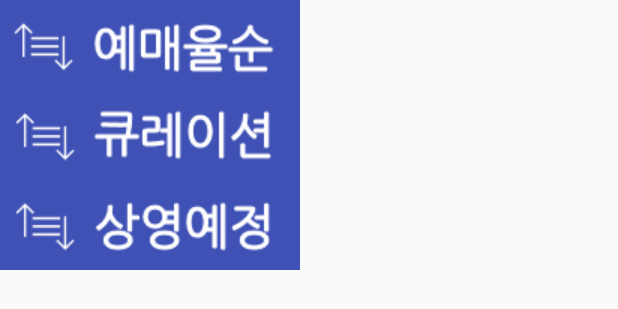
After one commit to YunByungKwan/movieapp, an Android app: the layout menu_list.xml on its own in the app's theme, with its tools: preview values and no code run, on a phone screen of 412 x 824 dp. The commit adds this screen. Shown: the top 309 px of the screen. Run offline under Robolectric (Android 15) with nearby library versions, the phone set to English and light mode, and no system bars.

Commit message:
feat: chapter8

```diff
--- a/app/build.gradle
+++ b/app/build.gradle
@@ -6,7 +6,7 @@ android {
     buildToolsVersion "29.0.2"
     defaultConfig {
         applicationId "ybk.org.movieapp"
-        minSdkVersion 23
+        minSdkVersion 24
         targetSdkVersion 29
         versionCode 1
         versionName "1.0"
--- /dev/null
+++ b/app/src/main/res/layout/menu_list.xml
@@ -0,0 +1,35 @@
+<?xml version="1.0" encoding="utf-8"?>
+<androidx.constraintlayout.widget.ConstraintLayout
+    xmlns:android="http://schemas.android.com/apk/res/android"
+    xmlns:app="http://schemas.android.com/apk/res-auto"
+    xmlns:tools="http://schemas.android.com/tools"
+    android:layout_width="wrap_content"
+    android:layout_height="wrap_content"
+    android:background="@color/colorPrimary">
+
+    <ImageView
+        android:id="@+id/iv_order_1"
+        android:layout_width="wrap_content"
+        android:layout_height="wrap_content"
+        android:src="@drawable/order11"
+        app:layout_constraintStart_toStartOf="parent"
+        app:layout_constraintTop_toTopOf="parent" />
+
+    <ImageView
+        android:id="@+id/iv_order_2"
+        android:layout_width="wrap_content"
+        android:layout_height="wrap_content"
+        android:src="@drawable/order22"
+        app:layout_constraintStart_toStartOf="parent"
+        app:layout_constraintTop_toBottomOf="@+id/iv_order_1" />
+
+    <ImageView
+        android:id="@+id/iv_order_3"
+        android:layout_width="wrap_content"
+        android:layout_height="wrap_content"
+        android:src="@drawable/order33"
+        app:layout_constraintStart_toStartOf="parent"
+        app:layout_constraintTop_toBottomOf="@+id/iv_order_2" />
+
+
+</androidx.constraintlayout.widget.ConstraintLayout>
```
Also changed, not shown: app/src/main/java/ybk/org/movieapp/MovieListActivity.java (+18 -26 lines), app/src/main/res/menu/menu.xml (+2 -19 lines), app/src/main/res/values/styles.xml (+5 -2 lines).
